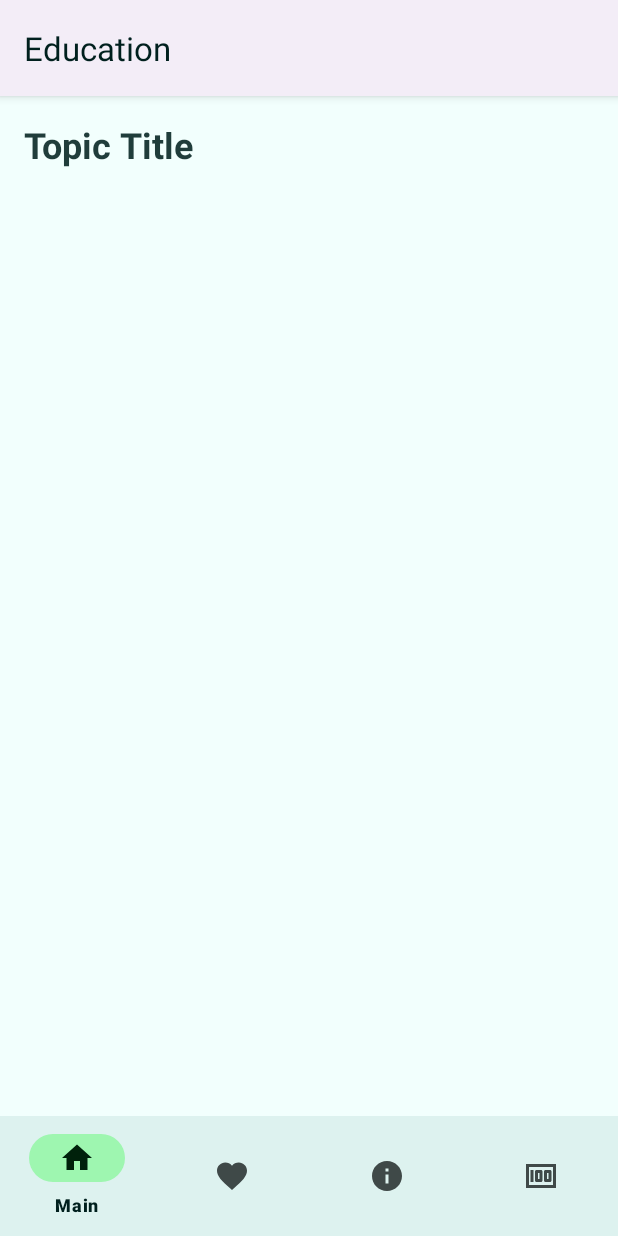
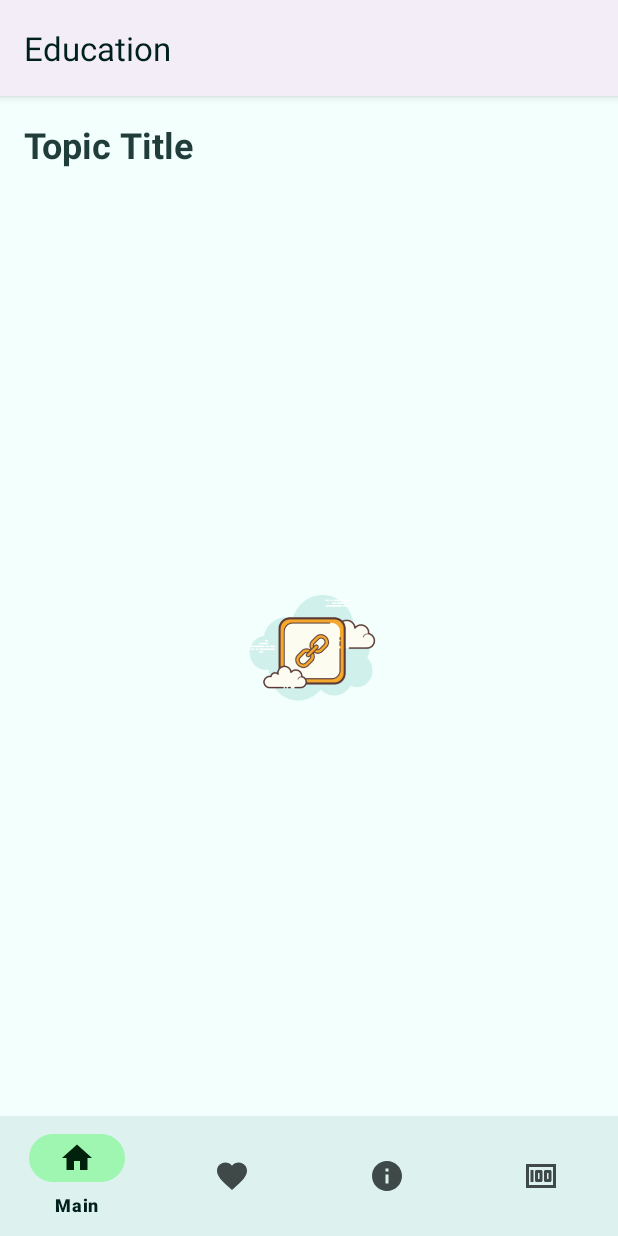
Before and after one commit to YashPindiwala/CryptoTracker, an Android app: the EducationFragment screen opened through its navigation route, on a phone screen of 412 x 824 dp. Run offline under Robolectric (Android 15) with nearby library versions, the phone set to English and light mode, and no system bars; our stand-ins replace Volley, navigation-ui; network calls fail.

Commit message:
adjusted content to sit above nav bar

```diff
--- a/app/src/main/res/layout/activity_main.xml
+++ b/app/src/main/res/layout/activity_main.xml
@@ -25,6 +25,7 @@
         android:layout_gravity="bottom|end"
         android:layout_marginEnd="10dp"
         android:layout_marginBottom="10dp"
+        android:contentDescription="@android:string/yes"
         app:layout_constraintBottom_toTopOf="@+id/nav_view"
         app:layout_constraintEnd_toEndOf="parent"
         app:srcCompat="@android:drawable/ic_dialog_email" />
@@ -33,8 +34,9 @@
         android:id="@+id/nav_host_fragment_activity_main"
         android:name="androidx.navigation.fragment.NavHostFragment"
         android:layout_width="match_parent"
-        android:layout_height="match_parent"
+        android:layout_height="0dp"
         app:defaultNavHost="true"
+        app:layout_constraintBottom_toTopOf="@id/nav_view"
         app:layout_constraintLeft_toLeftOf="parent"
         app:layout_constraintRight_toRightOf="parent"
         app:layout_constraintTop_toTopOf="parent"
--- a/app/src/main/res/layout/fragment_education.xml
+++ b/app/src/main/res/layout/fragment_education.xml
@@ -1,15 +1,13 @@
 <?xml version="1.0" encoding="utf-8"?>
-<ScrollView xmlns:android="http://schemas.android.com/apk/res/android"
+<LinearLayout xmlns:android="http://schemas.android.com/apk/res/android"
     xmlns:app="http://schemas.android.com/apk/res-auto"
     xmlns:tools="http://schemas.android.com/tools"
     android:layout_width="match_parent"
     android:layout_height="match_parent"
+    android:orientation="vertical"
+    android:fillViewport="true"
     android:padding="16dp">
 
-    <LinearLayout
-        android:layout_width="match_parent"
-        android:layout_height="wrap_content"
-        android:orientation="vertical">
 
         <TextView
             android:id="@+id/topic_title"
@@ -28,6 +26,15 @@
             android:scaleType="centerInside"
             tools:src="@tools:sample/avatars" />
 
+    <ScrollView
+        android:layout_width="match_parent"
+        android:layout_height="match_parent">
+
+        <LinearLayout
+            android:layout_width="match_parent"
+            android:layout_height="wrap_content"
+            android:orientation="vertical" >
+
             <com.google.android.material.textview.MaterialTextView
                 android:id="@+id/topic_description"
                 android:layout_width="match_parent"
@@ -35,5 +42,16 @@
                 android:paddingTop="16dp"
                 android:textSize="16sp"
                 tools:text="Description here..." />
+
+            <ImageView
+                android:id="@+id/topic_link"
+                android:layout_width="match_parent"
+                android:layout_height="100dp"
+                android:layout_marginTop="16dp"
+                android:scaleType="centerInside"
+                app:srcCompat="@drawable/link_icon"
+                tools:src="@tools:sample/avatars" />
         </LinearLayout>
     </ScrollView>
+
+</LinearLayout>
```
Also changed, not shown: app/src/main/res/drawable/link_icon.png (added). Lines whose indentation alone changed are shown as unchanged.
